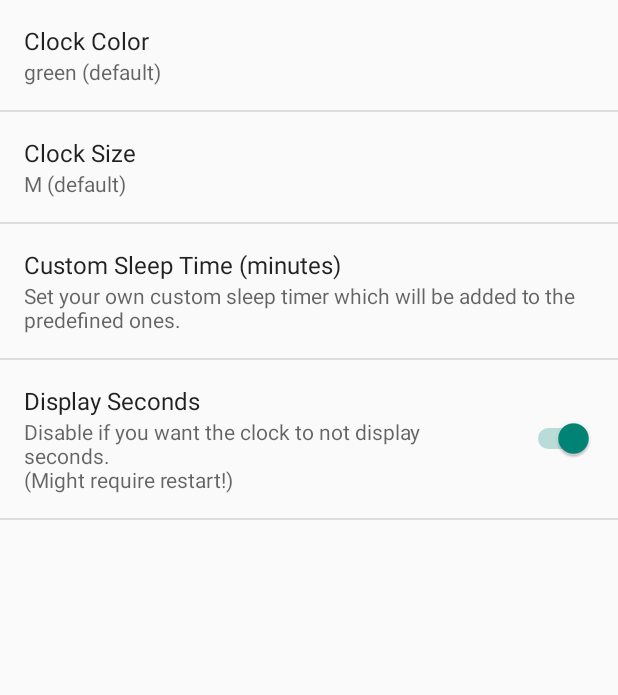
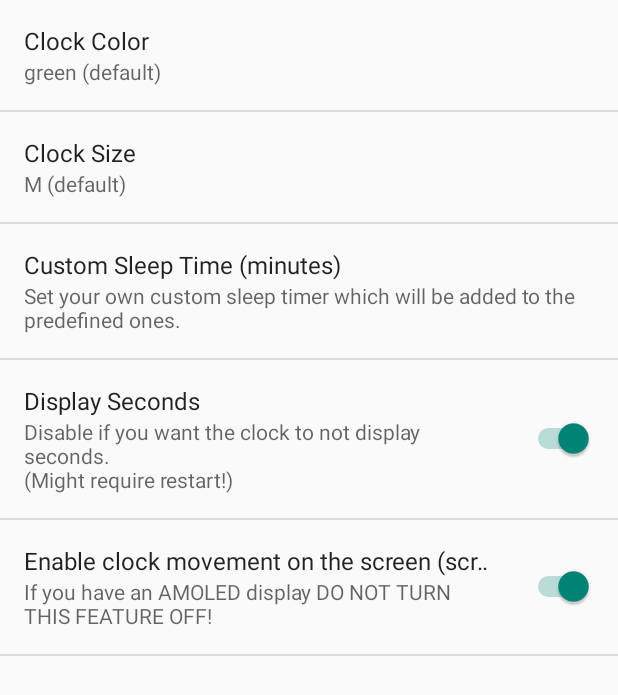
Before and after one commit to ciuc/InternetRadioClock, an Android app: the fragment AdvancedSettingsFragment shown on its own in the app's theme, on a phone screen of 412 x 824 dp. Shown: the top 695 px of the screen. Run offline under Robolectric (Android 15) with nearby library versions, the phone set to English and light mode, and no system bars; our stand-ins replace Timber; libraries missing offline, so code that uses them is left out: com.devbrackets.android; 7 statements that could not run were skipped.

Commit message:
Added preference for the text movement added amoled warning moved the clock runner to a separate class

```diff
--- a/InternetRadioClock/src/main/AndroidManifest.xml
+++ b/InternetRadioClock/src/main/AndroidManifest.xml
@@ -42,7 +42,7 @@
             android:name=".StreamFinderActivity"
             android:label="@string/title_activity_stream_finder"
             android:parentActivityName=".ClockActivity"
-            android:screenOrientation="landscape"
+            android:screenOrientation="portrait"
             android:theme="@style/Theme.AppCompat.Light.NoActionBar">
             <meta-data
                 android:name="android.support.PARENT_ACTIVITY"
--- a/InternetRadioClock/src/main/java/ro/antiprotv/radioclock/AdvancedSettingsFragment.java
+++ b/InternetRadioClock/src/main/java/ro/antiprotv/radioclock/AdvancedSettingsFragment.java
@@ -34,6 +34,10 @@ public class AdvancedSettingsFragment extends PreferenceFragment {
             SwitchPreference secondsSwitch = (SwitchPreference) findPreference(getResources().getString(R.string.setting_key_seconds));
             secondsSwitch.setChecked(true);
         }
+        if(!allPrefs.containsKey(getResources().getString(R.string.setting_key_clockMove))) {
+            SwitchPreference clkMvSwitch = (SwitchPreference) findPreference(getResources().getString(R.string.setting_key_clockMove));
+            clkMvSwitch.setChecked(true);
+        }
 
     }
 }
--- /dev/null
+++ b/InternetRadioClock/src/main/res/drawable/ic_warning_black_24dp.xml
@@ -0,0 +1,5 @@
+<vector android:height="24dp" android:tint="#FFFF00"
+    android:viewportHeight="24.0" android:viewportWidth="24.0"
+    android:width="24dp" xmlns:android="http://schemas.android.com/apk/res/android">
+    <path android:fillColor="#FF000000" android:pathData="M1,21h22L12,2 1,21zM13,18h-2v-2h2v2zM13,14h-2v-4h2v4z"/>
+</vector>
--- a/InternetRadioClock/src/main/res/values/strings.xml
+++ b/InternetRadioClock/src/main/res/values/strings.xml
@@ -39,6 +39,7 @@
 
     <string name="setting.key.sleepMinutes">setting.key.sleepMinutes</string>
     <string name="setting.key.seconds">setting.key.seconds</string>
+    <string name="setting.key.clockMove">setting.key.clockMove</string>
 
     <string name="setting.name.stream1">Memory 1</string>
     <string name="setting.name.stream2">Memory 2</string>
@@ -53,6 +54,8 @@
     <string name="setting.summary.sleepMinutes">Set your own custom sleep timer which will be added to the predefined ones.</string>
     <string name="setting.name.seconds">Display Seconds</string>
     <string name="setting.summary.seconds">Disable if you want the clock to not display seconds.\n(Might require restart!)</string>
+    <string name="setting.name.clockMove">Enable clock movement on the screen (screensaver-like)</string>
+    <string name="setting.summary.clockMove">If you have an AMOLED display DO NOT TURN THIS FEATURE OFF!</string>
 
     <string name="setting.name.label1">Button 1 Label</string>
     <string name="setting.name.label2">Button 2 Label</string>
--- a/InternetRadioClock/src/main/res/xml/advanced_preferences.xml
+++ b/InternetRadioClock/src/main/res/xml/advanced_preferences.xml
@@ -27,4 +27,11 @@
         android:summary="@string/setting.summary.seconds"
         android:checked="true"
         />
+    <SwitchPreference
+        android:id="@+id/switch_enable_clock_move"
+        android:key="@string/setting.key.clockMove"
+        android:title="@string/setting.name.clockMove"
+        android:summary="@string/setting.summary.clockMove"
+        android:checked="true"
+        />
 </PreferenceScreen>
```
Also changed, not shown: InternetRadioClock/src/main/java/ro/antiprotv/radioclock/ClockActivity.java (+32 -65 lines), InternetRadioClock/src/main/java/ro/antiprotv/radioclock/ClockUpdater.java (+108 -6 lines), InternetRadioClock/src/main/java/ro/antiprotv/radioclock/ClockUpdaterRunnable.java (deleted, +0 -10 lines).
